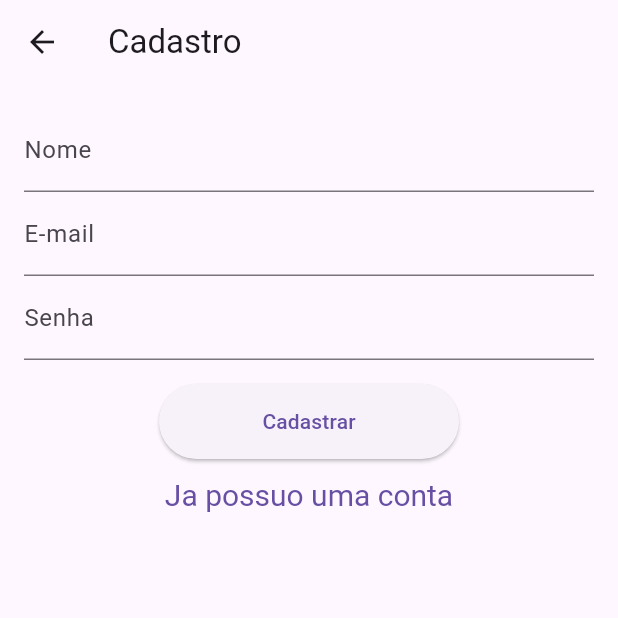
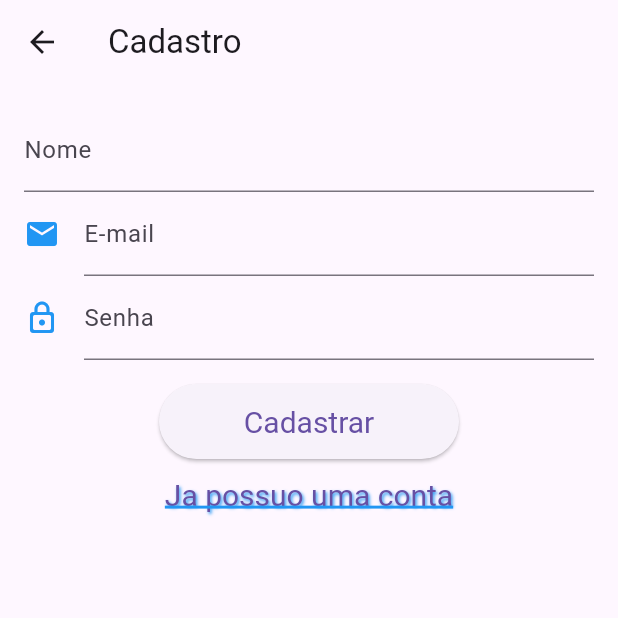
Before and after one commit to Marcos1701/Trabalho_Disp_Moveis, a Flutter app: the screen it shows after launch, after a tap on "Entrar", after a tap on "Criar conta", on a phone screen of 412 x 824 dp, the top half of it. Run offline on Flutter 3.47's test engine with Material 3 defaults, Android fonts, the phone set to English and light mode, and no system bars; our stand-ins replace cloud_firestore, firebase_auth, firebase_core, flutter_svg, geolocator, google_maps_flutter and 1 more; missing offline and left inert: custom_info_window, flutter_config; accounts and stored records are empty.

Commit message:
:tada: Aparente funcinal Grazadeussssss - corrigindo alguns detalhes no firebase auth

```diff
--- a/lib/view/auth/sign_in/view.dart
+++ b/lib/view/auth/sign_in/view.dart
@@ -35,13 +35,6 @@ class _SingInPageState extends State<SingInPage> {
 
   void _validateAndSignIn() {
     if (_formKey.currentState!.validate()) {
-      if (_auth.currentUser != null) {
-        _auth.signOut().then(
-          (value) {
-            print("Deslogou");
-          },
-        );
-      }
       _auth
           .signInWithEmailAndPassword(
         email: _emailController.text,
--- a/lib/view/auth/sign_up/view.dart
+++ b/lib/view/auth/sign_up/view.dart
@@ -20,14 +20,15 @@ class _SignUpPageState extends State<SignUpPage> {
   final _passwordFocus = FocusNode();
 
   final FirebaseAuth _auth = FirebaseAuth.instance;
-  late UserCredential _userCredential;
 
-  late final FirebaseFirestore _firestore;
+  final FirebaseFirestore _firestore = FirebaseFirestore.instance;
 
   @override
   void initState() {
+    if (_auth.currentUser != null) {
+      Navigator.pushNamed(context, '/home');
+    }
     super.initState();
-    _firestore = FirebaseFirestore.instance;
   }
 
   @override
@@ -48,17 +49,36 @@ class _SignUpPageState extends State<SignUpPage> {
         )
             .then(
           (value) {
-            _userCredential = value;
-            if (_userCredential.user == null) {
+            UserCredential? userCredential = value;
+            userCredential = value;
+            if (userCredential.user == null) {
+              if (mounted) {
+                ScaffoldMessenger.of(context).showSnackBar(
+                  const SnackBar(content: Text('Erro ao criar o usuário')),
+                );
+              }
               return;
             }
-            _firestore.collection('users').doc(_userCredential.user!.uid).set(
-              {'name': _nameController.text, 'email': _emailController.text},
-            ).then(
+
+            _auth.currentUser!.updateDisplayName(_nameController.text).then(
+              //atualiza o nome do usuário
               (value) {
-                if (mounted) {
-                  Navigator.pushNamed(context, '/home');
-                }
+                _firestore
+                    .collection('users')
+                    .doc(userCredential!.user!.uid)
+                    .set(
+                  {
+                    'name': _nameController.text,
+                    'email': _emailController.text
+                  }, // Adiciona o nome e o email ao documento do usuário no firestore (Banco de Dados)
+                ).then(
+                  (value) {
+                    if (mounted) {
+                      Navigator.pushNamed(
+                          context, '/home'); //redireciona para a tela inicial
+                    }
+                  },
+                );
               },
             );
           },
@@ -145,6 +165,8 @@ class _SignUpPageState extends State<SignUpPage> {
                 controller: _emailController,
                 decoration: const InputDecoration(
                   labelText: 'E-mail',
+                  icon: Icon(Icons.email),
+                  iconColor: Colors.blue,
                 ),
                 validator: (value) {
                   if (value == null || value.isEmpty) {
@@ -167,6 +189,8 @@ class _SignUpPageState extends State<SignUpPage> {
                 controller: _passwordController,
                 decoration: const InputDecoration(
                   labelText: 'Senha',
+                  icon: Icon(Icons.lock_outline_rounded),
+                  iconColor: Colors.blue,
                 ),
                 obscureText: true,
                 validator: (value) {
@@ -187,6 +211,9 @@ class _SignUpPageState extends State<SignUpPage> {
                 onPressed: _validateAndSignUp,
                 style: ElevatedButton.styleFrom(
                   minimumSize: const Size(200, 50),
+                  textStyle: const TextStyle(
+                    fontSize: 20,
+                  ),
                 ),
                 child: const Text('Cadastrar'),
               ),
@@ -198,9 +225,24 @@ class _SignUpPageState extends State<SignUpPage> {
                 style: TextButton.styleFrom(
                   textStyle: const TextStyle(
                     fontSize: 20,
+                    color: Colors.blue,
+                    decoration: TextDecoration.underline,
+                    decorationThickness: 2.0,
+                    decorationColor: Colors.blue,
+                    decorationStyle: TextDecorationStyle.solid,
+                    shadows: [
+                      Shadow(
+                        color: Colors.blue,
+                        blurRadius: 2.0,
+                        offset: Offset(1.0, 1.0),
+                      ),
+                    ],
                   ),
                 ),
-                child: const Text('Ja possuo uma conta'),
+                child: const Text(
+                  'Ja possuo uma conta',
+                  style: TextStyle(fontSize: 20),
+                ),
               ),
             ],
           ),
```
